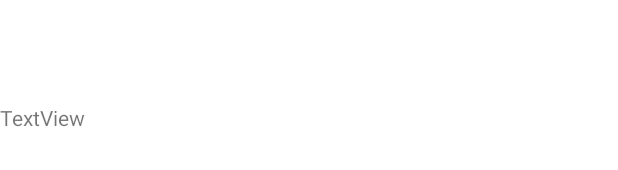
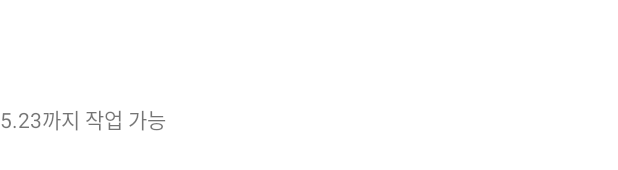
Before and after one commit to Maru-Coding/CapstoneDesign, an Android app: the layout activity_announcement.xml on its own in the app's theme, with its tools: preview values and no code run, on a phone screen of 412 x 824 dp. Shown: the part 551-721 px from the top of the screen. Run offline under Robolectric (Android 15) with nearby library versions, the phone set to English and light mode, and no system bars; network calls fail.

```diff
--- a/app/src/main/java/com/example/temptest/AnnouncementActivity.java
+++ b/app/src/main/java/com/example/temptest/AnnouncementActivity.java
@@ -108,12 +108,12 @@ public class AnnouncementActivity extends AppCompatActivity {
             super.onPostExecute(result);
 
             progressDialog.dismiss();
-            mTextViewResult.setText(result);
+            //mTextViewResult.setText(result);
             Log.d(TAG, "response  - " + result);
 
             if (result == null){
 
-                mTextViewResult.setText(errorString);
+                //mTextViewResult.setText(errorString);
             }
             else {
 
--- a/app/src/main/res/layout/activity_announcement.xml
+++ b/app/src/main/res/layout/activity_announcement.xml
@@ -49,6 +49,6 @@
         android:layout_width="match_parent"
         android:layout_height="match_parent"
         android:layout_weight="1"
-        android:text="TextView" />
+        android:text="5.23까지 작업 가능" />
 
 </LinearLayout>
```
